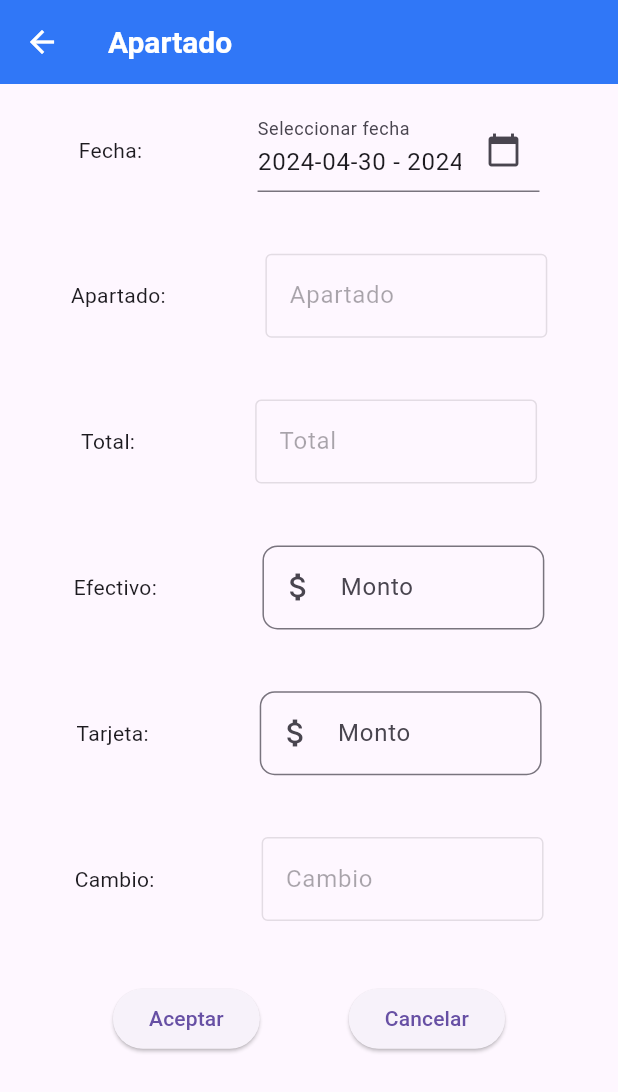
After one commit to jcesarcr014/vende_facil_app, a Flutter app: the ApartadoDetalleScreen screen opened by its route, on a phone screen of 412 x 824 dp. The commit adds this screen. Shown: the top 1092 px of the screen. Run offline on Flutter 3.47's test engine with Material 3 defaults, Android fonts, the phone set to English and light mode, and no system bars; our stand-ins replace image_picker, internet_connection_checker, shared_preferences; missing offline and left inert: mime_type, simple_barcode_scanner; accounts and stored records are empty; network calls fail.

Commit message:
correciones  de apartado

```diff
--- a/lib/router/app_routes.dart
+++ b/lib/router/app_routes.dart
@@ -34,6 +34,7 @@ class AppRoutes {
     'nvo-empleado': (BuildContext context) => const RegistroEmpleadoScreen(),
     'perfil-empleado': (BuildContext context) => const PerfilEmpleadosScreen(),
     'venta': (BuildContext context) => const VentaScreen(),
+    'apartado': (BuildContext context) => const ApartadoDetalleScreen(),
   };
   static Route<dynamic> onGenerateRoute(RouteSettings settings) {
     return MaterialPageRoute(builder: (context) => const ErrorScreen());
--- /dev/null
+++ b/lib/screens/apartado_screen.dart
@@ -0,0 +1,306 @@
+import 'package:flutter/material.dart';
+import 'package:intl/intl.dart';
+import 'package:vende_facil/widgets/widgets.dart';
+
+class ApartadoDetalleScreen extends StatefulWidget {
+  const ApartadoDetalleScreen({super.key});
+  @override
+  State<ApartadoDetalleScreen> createState() => _ApartadoDetalleScreenState();
+}
+
+class _ApartadoDetalleScreenState extends State<ApartadoDetalleScreen> {
+      double windowWidth = 0.0;
+      double windowHeight = 0.0;
+      double efectivo = 0.0;
+      double tarjeta = 0.0;
+      double total = 0.0;
+      final ApartadoConttoller = TextEditingController();
+      final TotalConttroller = TextEditingController();
+      final EfectivoController = TextEditingController();
+      final CambioController = TextEditingController();
+      final TarjetaController = TextEditingController();
+      final _dateController = TextEditingController();
+      String formattedEndDate = "";
+      String formattedStartDate = "";
+      DateTime now = DateTime.now();
+      late DateTime _startDate;
+      late DateTime _endDate;
+      late DateFormat dateFormatter;
+      void initState() {
+            _startDate = DateTime(now.year, now.month, now.day);
+            _endDate = _startDate.add(const Duration(days: 30));
+            dateFormatter = DateFormat('yyyy-MM-dd');
+            formattedStartDate = dateFormatter.format(_startDate);
+            formattedEndDate = dateFormatter.format(_endDate);
+            _dateController.text = '$formattedStartDate - $formattedEndDate';
+        super.initState();
+      }
+    @override
+    Widget build(BuildContext context) {
+      windowWidth = MediaQuery.of(context).size.width;
+      windowHeight = MediaQuery.of(context).size.height;
+
+      return Scaffold(
+        appBar: AppBar(
+          title: const Text('Apartado'),
+        ),
+        body: Padding(
+          padding: const EdgeInsets.all(16.0),
+          child: Column(
+            children: [
+              // ignore: avoid_unnecessary_containers
+              Container(
+                child: Row(
+                  mainAxisAlignment: MainAxisAlignment.spaceEvenly,
+                  children: [
+                    const Flexible(child: Text("Fecha:")),
+                    SizedBox(
+                      width: windowWidth * 0.01,
+                    ),
+                    Flexible(
+                                  child: TextFormField(
+                                    controller: _dateController,
+                                    onTap: () async {
+                                      final picked = await showDateRangePicker(
+                                        context: context,
+                                        firstDate: DateTime(2015),
+                                        lastDate: DateTime(2100),
+                                        initialDateRange: DateTimeRange(
+                                          start: formattedStartDate.isEmpty ? DateTime.now() : _startDate,
+                                          end: formattedEndDate.isEmpty ? _startDate.add(const Duration(days: 30)) : _endDate,
+                                        ),
+                                      );
+                                      if (picked != null &&
+                                          picked != DateTimeRange(
+                                            start: _startDate,
+                                            end: formattedEndDate.isEmpty
+                                                ? _startDate.add(const Duration(days: 30))
+                                                : _endDate)) {
+                                        setState(() {
+                                          _startDate = picked.start;
+                                          _endDate = picked.end;
+                                          dateFormatter = DateFormat('yyyy-MM-dd');
+                                          formattedStartDate = dateFormatter.format(_startDate);
+                                          formattedEndDate = dateFormatter.format(_endDate);
+                                          _dateController.text = '$formattedStartDate - $formattedEndDate';
+                                        });
+                                      }
+                                    },
+                                    decoration: InputDecoration(
+                                      labelText: 'Seleccionar fecha',
+                                      suffixIcon: IconButton(
+                                        onPressed: () async {
+                                          final picked = await showDateRangePicker(
+                                            context: context,
+                                            firstDate: DateTime(2015),
+                                            lastDate: DateTime(2100),
+                                            initialDateRange: DateTimeRange(
+                                              start: formattedStartDate.isEmpty ? DateTime.now() : _startDate,
+                                              end: formattedEndDate.isEmpty ? _startDate.add(const Duration(days: 30)) : _endDate,
+                                            ),
+                                          );
+                                          if (picked != null &&
+                                              picked != DateTimeRange(
+                                                start: _startDate,
+                                                end: formattedEndDate.isEmpty
+                                                    ? _startDate.add(const Duration(days: 30))
+                                                    : _endDate)) {
+                                            setState(() {
+                                              _startDate = picked.start;
+                                              _endDate = picked.end;
+                                              dateFormatter = DateFormat('yyyy-MM-dd');
+                                              formattedStartDate = dateFormatter.format(_startDate);
+                                              formattedEndDate = dateFormatter.format(_endDate);
+                                              _dateController.text = '$formattedStartDate - $formattedEndDate';
+                                            });
+                                          }
+                                        },
+                                        icon: Icon(Icons.calendar_today),
+                                      ),
+                                    ),
+                                  ),
+                               ),
+
+                  ],
+                  ) ,
+              ),
+              SizedBox(
+                height: windowHeight * 0.05,
+              ),
+              // ignore: avoid_unnecessary_containers
+              Container(
+                child: Row(
+                  mainAxisAlignment: MainAxisAlignment.spaceEvenly,
+                  children: [
+
+                    const Flexible(child: Text("Apartado:")),
+                    SizedBox(
+                      width: windowWidth * 0.01,
+                    ),
+                    Flexible(
+                      child: TextFormField(
+                        controller: ApartadoConttoller ,
+                        enabled: false,
+                        keyboardType: TextInputType.number,
+                        decoration: const InputDecoration(
+                          labelText: 'Apartado',
+                          border: OutlineInputBorder(),
+                        ),
+                      ),
+                    ),
+                  ],
+                ),
+              ),
+              SizedBox(
+                height: windowHeight * 0.05,
+              ),
+              // ignore: avoid_unnecessary_containers
+              Container(
+                child: Row(
+                  mainAxisAlignment: MainAxisAlignment.spaceEvenly,
+                  children: [
+                    const Flexible(child: Text("Total:")),
+                    SizedBox(
+                      width: windowWidth * 0.01,
+                    ),
+                    Flexible(
+                      child: TextFormField(
+                        controller: TotalConttroller,
+                        enabled: false,
+                        keyboardType: TextInputType.number,
+                        decoration: const InputDecoration(
+                          labelText: 'Total',
+                          border: OutlineInputBorder(),
+                        ),
+                      ),
+                    ),
+                  ],
+                ),
+              ),
+              SizedBox(
+                height: windowHeight * 0.05,
+              ),
+              Container(
+                child: Row(
+                  mainAxisAlignment: MainAxisAlignment.spaceEvenly,
+                  children: [
+                    const Flexible(child: Text("Efectivo:")),
+                    SizedBox(
+                      width: windowWidth * 0.01,
+                    ),
+                    Flexible(
+                      child: InputFieldMoney(
+                        controller: EfectivoController,
+                        onChanged: (value) {
+                          tuFuncion();
+                        },
+                      ),
+                    ),
+                  ],
+                ),
+              ),
+              SizedBox(
+                height: windowHeight * 0.05,
+              ),
+              Container(
+                child: Row(
+                  mainAxisAlignment: MainAxisAlignment.spaceEvenly,
+                  children: [
+                    const Flexible(child: Text("Tarjeta:")),
+                    SizedBox(
+                      width: windowWidth * 0.01,
+                    ),
+                    Flexible(
+                      child: InputFieldMoney(
+                        controller: TarjetaController,
+                        onChanged: (value) {
+                          tuFuncion();
+                        },
+                      ),
+                    ),
+                  ],
+                ),
+              ),
+              SizedBox(
+                height: windowHeight * 0.05,
+              ),
+              Container(
+                child: Row(
+                  mainAxisAlignment: MainAxisAlignment.spaceEvenly,
+                  children: [
+                    const Flexible(child: Text("Cambio:")),
+                    SizedBox(
+                      width: windowWidth * 0.01,
+                    ),
+                    Flexible(
+                      child: TextFormField(
+                        controller: CambioController,
+                        enabled: false,
+                        keyboardType: TextInputType.number,
+                        decoration: const InputDecoration(
+                          labelText: 'Cambio',
+                          border: OutlineInputBorder(),
+                        ),
+                      ),
+                    ),
+                  ],
+                ),
+              ),
+              SizedBox(
+                height: windowHeight * 0.05,
+              ),
+              Container(
+                child: Row(
+                  mainAxisAlignment: MainAxisAlignment.spaceEvenly,
+                  children: [
+                    ElevatedButton(
+                      onPressed: () {
+
+                      },
+                      child: const Text('Aceptar'),
+                    ),
+                    ElevatedButton(
+                      onPressed: () {
+                      },
+                      child: const Text('Cancelar'),
+                    ),
+                  ],
+                ),
+              ),
+            ],
+          ),
+        ),
+      );
+    }
+    tuFuncion() {
+    try {
+      if (EfectivoController.text.contains(',')) {
+        efectivo = double.parse(EfectivoController.text.replaceAll(',', ''));
+      } else {
+        efectivo = double.parse(EfectivoController.text);
+      }
+      if (TarjetaController.text.contains(',')) {
+        tarjeta = double.parse(TarjetaController.text.replaceAll(',', ''));
+      } else {
+        tarjeta = double.parse(TarjetaController.text);
+      }
+      total = double.parse(TotalConttroller.text);
+
+      var suma = efectivo + tarjeta;
+      var cambio = suma - total;
+      if (cambio < 0) {
+        CambioController.text = "0.00";
+        setState(() {});
+      } else {
+        CambioController.text = cambio.toStringAsFixed(2);
+        setState(() {});
+      }
+
+      // ignore: empty_catches
+    } catch (e) {
+      // ignore: avoid_print
+      print('Error: $e');
+    }
+  }
+
+}
--- a/lib/screens/config_apartado_screen.dart
+++ b/lib/screens/config_apartado_screen.dart
@@ -167,7 +167,6 @@ class _AjustesApartadoScreenState extends State<AjustesApartadoScreen> {
                                 if (parsedValue <= 0) {
                                   return 'El porcentaje no puede ser 0 menor o igual';
                                 }
-                                print('parsedValue: $parsedValue');
                               } catch (e) {
                                 return 'Valor no válido';
                               }
--- a/lib/screens/screens.dart
+++ b/lib/screens/screens.dart
@@ -28,3 +28,4 @@ export 'package:vende_facil/screens/agregar_empleado_screen.dart';
 export 'package:vende_facil/screens/lista_empleados.dart';
 export 'package:vende_facil/screens/perfil_empleado_screen.dart';
 export 'package:vende_facil/screens/venta_screen.dart';
+export 'package:vende_facil/screens/apartado_screen.dart';
--- a/lib/screens/venta_detalle_screen.dart
+++ b/lib/screens/venta_detalle_screen.dart
@@ -218,9 +218,7 @@ class _VentaDetalleScreenState extends State<VentaDetalleScreen> {
                         ),
                         ElevatedButton(
                             onPressed: () {
-                              totalConttroller.text =
-                                  totalVentaTemporal.toStringAsFixed(2);
-                              _alertaApartados();
+                              Navigator.pushNamed(context, 'apartado');
                             },
                             child: SizedBox(
                               height: windowHeight * 0.07,
```
Also changed, not shown: lib/screens/venta_cobro_screen.dart (deleted).
